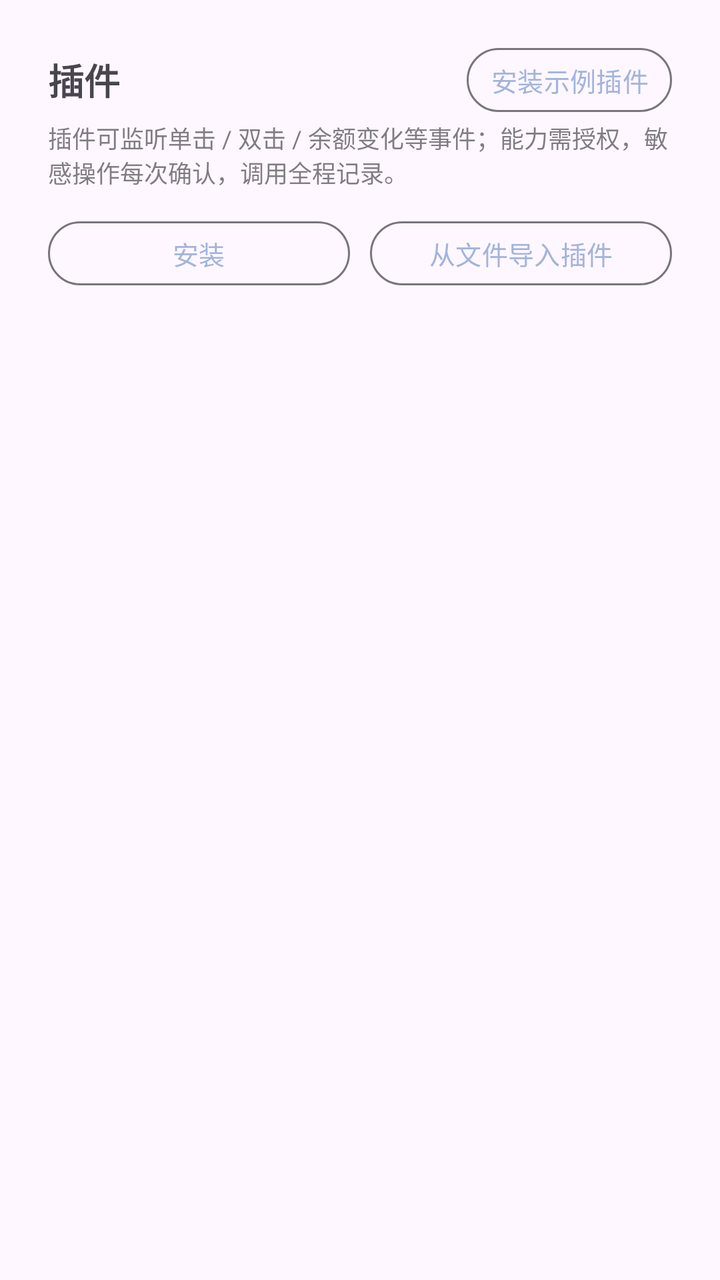
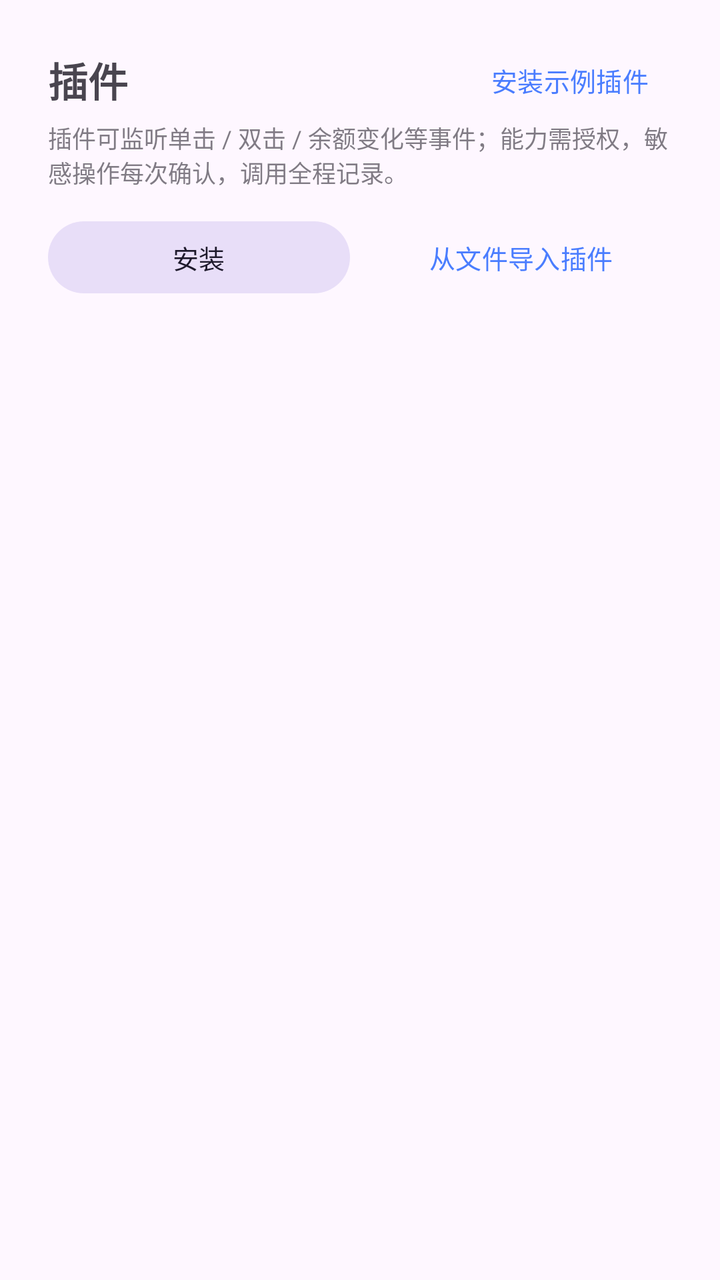

Screens rendered from an Android XML layout before and after an edit, with the pre-edit source and the edit as a unified diff.
<!-- AndroidManifest.xml: application theme Theme.WhalePet -->
<!-- res/layout/page_plugins.xml -->
<?xml version="1.0" encoding="utf-8"?>
<ScrollView xmlns:android="http://schemas.android.com/apk/res/android"
    android:layout_width="match_parent"
    android:layout_height="match_parent"
    android:fillViewport="true">

    <LinearLayout
        android:layout_width="match_parent"
        android:layout_height="wrap_content"
        android:orientation="vertical"
        android:padding="24dp">

        
        <LinearLayout
            android:layout_width="match_parent"
            android:layout_height="wrap_content"
            android:gravity="center_vertical"
            android:orientation="horizontal">

            <TextView
                android:layout_width="0dp"
                android:layout_height="wrap_content"
                android:layout_weight="1"
                android:text="@string/tab_plugins"
                android:textSize="18sp"
                android:textStyle="bold" />

            <Button
                android:insetBottom="0dp"
                android:insetTop="0dp"
                android:textSize="13sp"
                android:minHeight="32dp"
                android:id="@+id/btn_plugin_sample"
                style="@style/Widget.WhalePet.Button"
                android:layout_width="wrap_content"
                android:layout_height="wrap_content"
                android:paddingLeft="12dp"
                android:paddingRight="12dp"
                android:text="@string/plugin_install_sample" />
        </LinearLayout>

        <TextView
            android:layout_width="match_parent"
            android:layout_height="wrap_content"
            android:layout_marginTop="4dp"
            android:alpha="0.7"
            android:text="@string/plugins_page_hint"
            android:textSize="12sp" />

        
        <LinearLayout
            android:layout_width="match_parent"
            android:layout_height="wrap_content"
            android:layout_marginTop="16dp"
            android:orientation="horizontal">

            <Button
                android:insetBottom="0dp"
                android:insetTop="0dp"
                android:textSize="13sp"
                android:minHeight="32dp"
                android:id="@+id/btn_plugin_install"
                style="@style/Widget.WhalePet.Button"
                android:layout_width="0dp"
                android:layout_height="wrap_content"
                android:layout_weight="1"
                android:text="@string/plugin_install" />

            <Button
                android:insetBottom="0dp"
                android:insetTop="0dp"
                android:textSize="13sp"
                android:minHeight="32dp"
                android:id="@+id/btn_plugin_import"
                style="@style/Widget.WhalePet.Button"
                android:layout_width="0dp"
                android:layout_height="wrap_content"
                android:layout_marginStart="10dp"
                android:layout_weight="1"
                android:text="@string/plugin_import_from_file" />
        </LinearLayout>

        <LinearLayout
            android:id="@+id/ll_plugins"
            android:layout_width="match_parent"
            android:layout_height="wrap_content"
            android:layout_marginTop="12dp"
            android:orientation="vertical" />
    </LinearLayout>
</ScrollView>
<!-- resources referenced by this layout -->
<resources>
  <string name="plugin_import_from_file">从文件导入插件</string>
  <string name="plugin_install">安装</string>
  <string name="plugin_install_sample">安装示例插件</string>
  <string name="plugins_page_hint">插件可监听单击 / 双击 / 余额变化等事件；能力需授权，敏感操作每次确认，调用全程记录。</string>
  <string name="tab_plugins">插件</string>
  <style name="Widget.WhalePet.Button" parent="Widget.Material3.Button.OutlinedButton">
          
          <item name="android:minHeight">40dp</item>
          <item name="android:minWidth">0dp</item>
          <item name="android:insetTop">0dp</item>
          <item name="android:insetBottom">0dp</item>
          <item name="android:paddingLeft">16dp</item>
          <item name="android:paddingRight">16dp</item>
          <item name="android:textSize">13sp</item>
      </style>
  <style name="Theme.WhalePet" parent="Theme.Material3.DayNight.NoActionBar">
          
          <item name="colorPrimary">#A2B4DD</item>
          <item name="colorOnPrimary">#FFFFFF</item>
          <item name="colorPrimaryContainer">#D6DEF2</item>
          <item name="colorOnPrimaryContainer">#22315E</item>
          <item name="android:statusBarColor">@android:color/transparent</item>
      </style>
</resources>

<!-- the commit's change to res/layout/page_plugins.xml (unified diff, before → after) -->
@@ -22,20 +22,14 @@
                 android:layout_height="wrap_content"
                 android:layout_weight="1"
                 android:text="@string/tab_plugins"
-                android:textSize="18sp"
+                android:textSize="20sp"
                 android:textStyle="bold" />
 
             <Button
-                android:insetBottom="0dp"
-                android:insetTop="0dp"
-                android:textSize="13sp"
-                android:minHeight="32dp"
+                style="@style/Widget.WhalePet.Button"
                 android:id="@+id/btn_plugin_sample"
-                style="@style/Widget.WhalePet.Button"
                 android:layout_width="wrap_content"
                 android:layout_height="wrap_content"
-                android:paddingLeft="12dp"
-                android:paddingRight="12dp"
                 android:text="@string/plugin_install_sample" />
         </LinearLayout>
 
@@ -55,24 +49,16 @@
             android:orientation="horizontal">
 
             <Button
-                android:insetBottom="0dp"
-                android:insetTop="0dp"
-                android:textSize="13sp"
-                android:minHeight="32dp"
+                style="@style/Widget.WhalePet.Button.Primary"
                 android:id="@+id/btn_plugin_install"
-                style="@style/Widget.WhalePet.Button"
                 android:layout_width="0dp"
                 android:layout_height="wrap_content"
                 android:layout_weight="1"
                 android:text="@string/plugin_install" />
 
             <Button
-                android:insetBottom="0dp"
-                android:insetTop="0dp"
-                android:textSize="13sp"
-                android:minHeight="32dp"
+                style="@style/Widget.WhalePet.Button"
                 android:id="@+id/btn_plugin_import"
-                style="@style/Widget.WhalePet.Button"
                 android:layout_width="0dp"
                 android:layout_height="wrap_content"
                 android:layout_marginStart="10dp"
<!-- resource entries referenced after the edit -->
@@ -5,9 +5,19 @@
   <string name="plugin_install_sample">安装示例插件</string>
   <string name="plugins_page_hint">插件可监听单击 / 双击 / 余额变化等事件；能力需授权，敏感操作每次确认，调用全程记录。</string>
   <string name="tab_plugins">插件</string>
-  <style name="Widget.WhalePet.Button" parent="Widget.Material3.Button.OutlinedButton">
+  <style name="Widget.WhalePet.Button" parent="Widget.Material3.Button.TextButton">
           
-          <item name="android:minHeight">40dp</item>
+          <item name="android:minHeight">32dp</item>
+          <item name="android:minWidth">0dp</item>
+          <item name="android:insetTop">0dp</item>
+          <item name="android:insetBottom">0dp</item>
+          <item name="android:paddingLeft">12dp</item>
+          <item name="android:paddingRight">12dp</item>
+          <item name="android:textSize">13sp</item>
+      </style>
+  <style name="Widget.WhalePet.Button.Primary" parent="Widget.Material3.Button.TonalButton">
+          
+          <item name="android:minHeight">36dp</item>
           <item name="android:minWidth">0dp</item>
           <item name="android:insetTop">0dp</item>
           <item name="android:insetBottom">0dp</item>
@@ -17,10 +27,14 @@
       </style>
   <style name="Theme.WhalePet" parent="Theme.Material3.DayNight.NoActionBar">
           
-          <item name="colorPrimary">#A2B4DD</item>
+          <item name="colorPrimary">#4A7DFF</item>
           <item name="colorOnPrimary">#FFFFFF</item>
-          <item name="colorPrimaryContainer">#D6DEF2</item>
-          <item name="colorOnPrimaryContainer">#22315E</item>
+          <item name="colorPrimaryContainer">#DCE6FF</item>
+          <item name="colorOnPrimaryContainer">#0F2C6B</item>
+          <item name="colorSecondary">#2E9E5B</item>
+          <item name="colorSurface">#FFFFFF</item>
+          <item name="colorSurfaceVariant">#F2F5FA</item>
+          <item name="colorOutline">#E3E6EE</item>
           <item name="android:statusBarColor">@android:color/transparent</item>
       </style>
 </resources>
